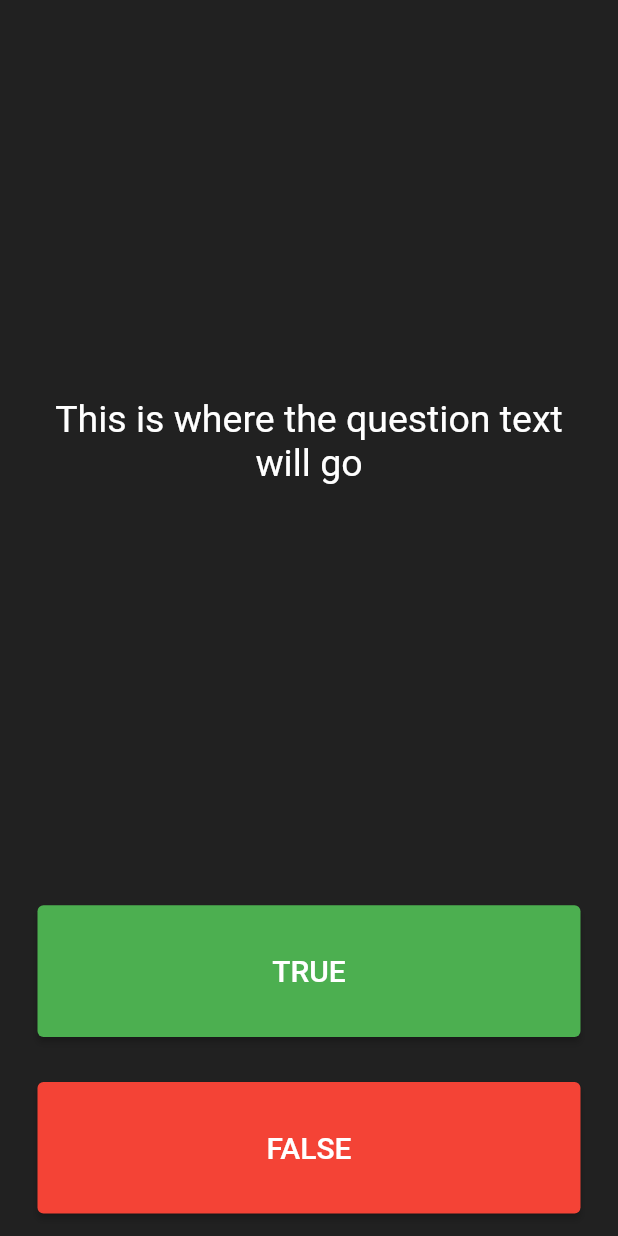
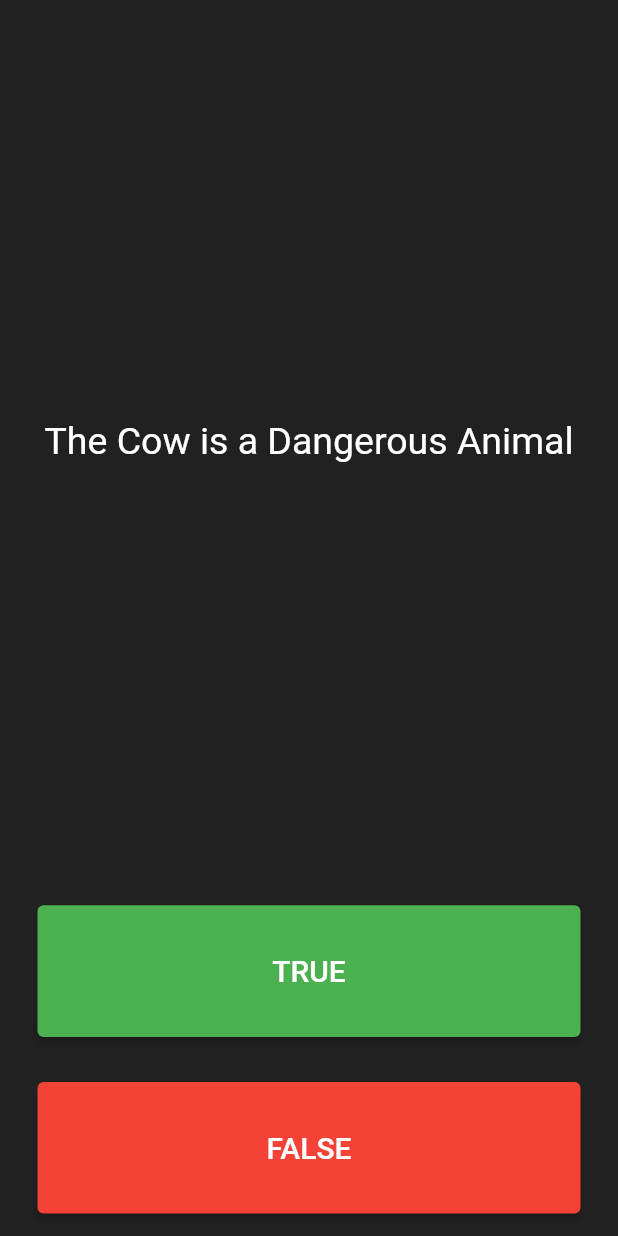
Before and after one commit to Emranul-Haque-Rakib/quizz_app, a Flutter app: the screen it shows after launch, on a phone screen of 412 x 824 dp. Run offline on Flutter 3.47's test engine with Material 2 defaults, Android fonts, the phone set to English and light mode, and no system bars.

Commit message:
2nd commit

```diff
--- a/lib/main.dart
+++ b/lib/main.dart
@@ -25,10 +25,18 @@ class MyApp extends StatelessWidget {
 
 class QuizPage extends StatefulWidget {
   @override
-  _QuizPageState createState()=> _QuizPageState();
+  _QuizPageState createState() => _QuizPageState();
 }
 
 class _QuizPageState extends State<QuizPage> {
+  List<Icon> ScoreKeeper=[ ] ;
+
+  List<String> question= [
+    'The Cow is a Dangerous Animal',
+    'Tiger is a Domestic Animal',
+    'Bangladesh is a democratic country'
+  ];
+
   @override
   Widget build(BuildContext context) {
     return Column(
@@ -40,7 +48,7 @@ class _QuizPageState extends State<QuizPage> {
             child: Padding(
               padding: EdgeInsets.all(10.00),
               child: Center(
-            child: Text('This is where the question text will go',
+                child: Text(question.first,
                     textAlign: TextAlign.center,
                     style: TextStyle(
                       fontSize: 25.0,
@@ -48,7 +56,6 @@ class _QuizPageState extends State<QuizPage> {
                     )),
               ),
             )),
-
         Expanded(
             child: Padding(
           padding: EdgeInsets.all(15.00),
@@ -66,7 +73,6 @@ class _QuizPageState extends State<QuizPage> {
             onPressed: () {},
           ),
         )),
-
         Expanded(
             child: Padding(
           padding: EdgeInsets.all(15.00),
@@ -84,6 +90,11 @@ class _QuizPageState extends State<QuizPage> {
             onPressed: () {},
           ),
         )),
+
+        Row(
+          children: ScoreKeeper,
+
+        )
       ],
     );
 
```
Lines whose indentation alone changed are shown as unchanged.
